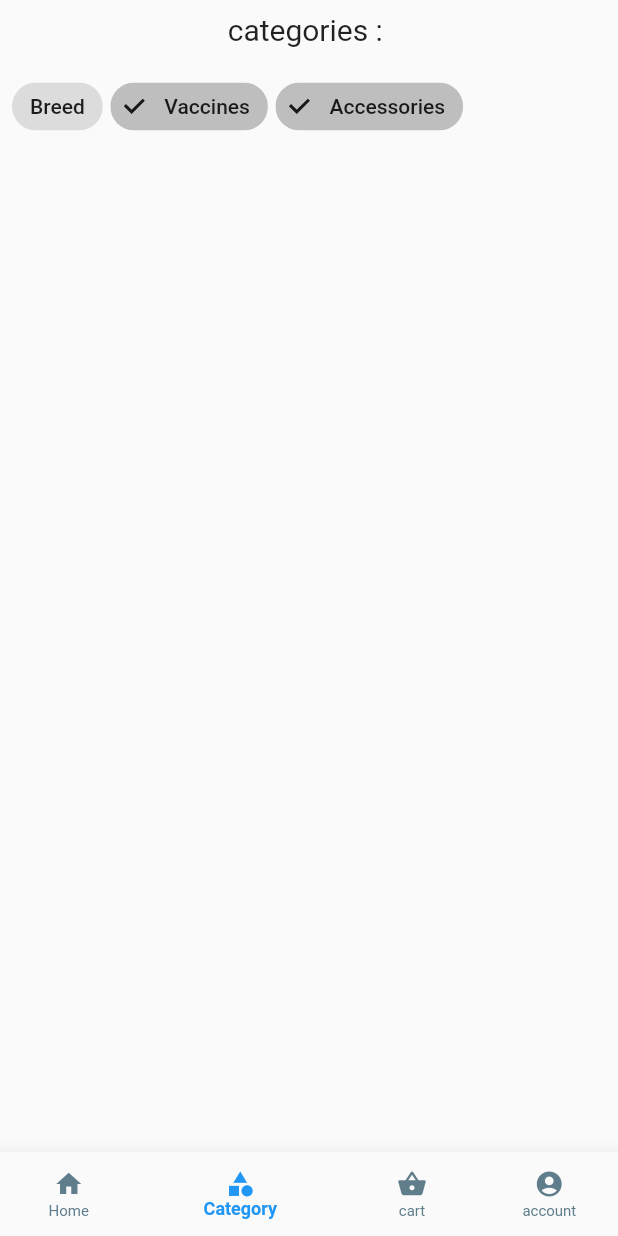
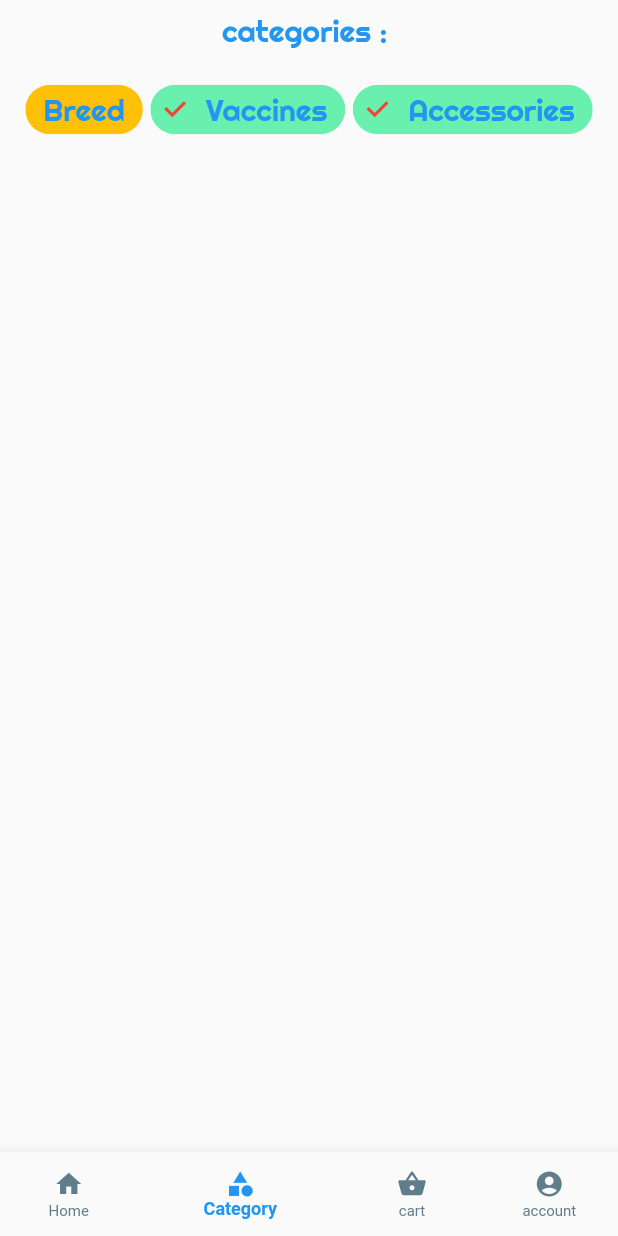
Before and after one commit to AhmedSalemgitHub/park_bark, a Flutter app: the LandingPage screen opened directly, item 2 of the bottom bar chosen, after a tap on "Breed", on a phone screen of 412 x 824 dp. Run offline on Flutter 3.47's test engine with Material 2 defaults, Android fonts, the light colour scheme and no system bars; our stand-ins replace cached_network_image, cloud_firestore, firebase_auth, fluttertoast, google_fonts, google_sign_in; accounts and stored records are empty.

Commit message:
pre-final stage 1/3

```diff
--- a/lib/pages/Categories.dart
+++ b/lib/pages/Categories.dart
@@ -1,5 +1,9 @@
+import 'package:cached_network_image/cached_network_image.dart';
 import 'package:flutter/material.dart';
+import 'package:google_fonts/google_fonts.dart';
+import 'package:park_bark/Models/products.dart';
 import 'package:park_bark/Provider/filter_provider.dart';
+import 'package:park_bark/pages/order_page.dart';
 import 'package:provider/provider.dart';
 
 class Categories extends StatefulWidget {
@@ -10,18 +14,22 @@ class Categories extends StatefulWidget {
 class _CategoriesState extends State<Categories> {
   @override
   Widget build(BuildContext context) {
+    final products = Provider.of<List<Product>>(context);
     var filter = Provider.of<FilterProvider>(context);
-    return Column(
+    return SingleChildScrollView(
+      child: Column(
         children: <Widget>[
           Padding(
             padding: const EdgeInsets.all(8.0),
             child: Text(
               "categories : ",
-            style: TextStyle(fontSize: 20),
+              style: GoogleFonts.righteous(fontSize: 20, color: Colors.blue),
             ),
           ),
           Padding(
             padding: const EdgeInsets.all(8.0),
+            child: SingleChildScrollView(
+              scrollDirection: Axis.horizontal,
               child: Row(
                 children: <Widget>[
                   Container(
@@ -30,7 +38,14 @@ class _CategoriesState extends State<Categories> {
                       runSpacing: 5.0,
                       children: <Widget>[
                         FilterChip(
-                      label: Text("Breed"),
+                          backgroundColor: Colors.amber,
+                          checkmarkColor: Colors.red,
+                          selectedColor: Colors.greenAccent,
+                          label: Text(
+                            "Breed",
+                            style: GoogleFonts.righteous(
+                                fontSize: 20, color: Colors.blue),
+                          ),
                           onSelected: (bool value) {
                             if (value) {
                               filter.addCategory("Breed");
@@ -43,7 +58,14 @@ class _CategoriesState extends State<Categories> {
                               : false,
                         ),
                         FilterChip(
-                      label: Text("Vaccines"),
+                          backgroundColor: Colors.amber,
+                          checkmarkColor: Colors.red,
+                          selectedColor: Colors.greenAccent,
+                          label: Text(
+                            "Vaccines",
+                            style: GoogleFonts.righteous(
+                                fontSize: 20, color: Colors.blue),
+                          ),
                           onSelected: (bool value) {
                             if (value) {
                               filter.addCategory("Vaccines");
@@ -56,7 +78,16 @@ class _CategoriesState extends State<Categories> {
                               : false,
                         ),
                         FilterChip(
-                      label: Text("Accessories"),
+                          backgroundColor: Colors.amber,
+                          checkmarkColor: Colors.red,
+                          selectedColor: Colors.greenAccent,
+                          label: Text(
+                            "Accessories",
+                            style: GoogleFonts.righteous(
+                              fontSize: 20,
+                              color: Colors.blue,
+                            ),
+                          ),
                           onSelected: (bool value) {
                             if (value) {
                               filter.addCategory("Accessories");
@@ -64,7 +95,8 @@ class _CategoriesState extends State<Categories> {
                               filter.removeCategory("Accessories");
                             }
                           },
-                      selected: filter.categoriesList.contains("Accessories")
+                          selected:
+                              filter.categoriesList.contains("Accessories")
                                   ? true
                                   : false,
                         ),
@@ -73,8 +105,35 @@ class _CategoriesState extends State<Categories> {
                   )
                 ],
               ),
+            ),
+          ),
+          Container(
+            height: 300,
+            child: products == null
+                ? CircularProgressIndicator()
+                : ListView.builder(
+                    itemCount: products.length ?? 1,
+                    itemBuilder: (context, index) {
+                      return Card(
+                          child: ListTile(
+                        title: Text(products[index].name),
+                        subtitle: Text("EGP ${products[index].price}"),
+                        leading: CachedNetworkImage(
+                          imageUrl: products[index].picture,
+                          placeholder: (context, url) =>
+                              CircularProgressIndicator(),
+                          errorWidget: (context, url, error) =>
+                              Icon(Icons.error),
+                        ),
+                        onTap: (){
+        Navigator.of(context).push(MaterialPageRoute(builder:(context) => OrderPage()));
+      },
+                      ));
+                    },
+                  ),
           )
         ],
+      ),
     );
   }
 }
--- a/lib/pages/HomePage.dart
+++ b/lib/pages/HomePage.dart
@@ -1,6 +1,7 @@
 import 'package:flutter/material.dart';
 import 'package:google_fonts/google_fonts.dart';
 import 'package:park_bark/Models/products.dart';
+import 'package:park_bark/pages/order_page.dart';
 import 'package:provider/provider.dart';
 import 'package:cached_network_image/cached_network_image.dart';
 
@@ -9,49 +10,90 @@ class HomePage extends StatelessWidget {
   Widget build(BuildContext context) {
     final products = Provider.of<List<Product>>(context);
     return Scaffold(
-      appBar: AppBar(),
-      body: products == null
+        body: SingleChildScrollView(
+      child: Column(
+        children: [
+          Card(
+            color: Color.fromRGBO(0, 30, 70, 1),
+            child: Container(
+              height: 250,
+              width: double.infinity,
+              child: Center(
+                child: Text(
+                  "Welcome to Bark Park",
+                  style: GoogleFonts.fredokaOne(color: Colors.white,fontSize: 30),
+                  textAlign: TextAlign.center,
+                ),
+              ),
+            ),
+          ),
+          Container(
+            height: 360,
+            child: products == null
                 ? CircularProgressIndicator()
                 : GridView.builder(
-              gridDelegate:
-                  SliverGridDelegateWithFixedCrossAxisCount(crossAxisCount: 2),
+                    physics: NeverScrollableScrollPhysics(),
+                    gridDelegate: SliverGridDelegateWithFixedCrossAxisCount(
+                        crossAxisCount: 2),
                     itemCount: products.length ?? 1,
                     itemBuilder: (context, index) {
-                return Padding(
-                  padding: const EdgeInsets.all(8.0),
-                  child: Container(
-                      //width: MediaQuery.of(context).size.width/2,
-                      //height: 200,
+                      return Container(
                           child: Card(
+                        child: CustomGridItem(product: products[index]),
+                      ));
+                    }),
+          ),
+        ],
+      ),
+    ));
+  }
+}
+
+class CustomGridItem extends StatelessWidget {
+  const CustomGridItem({
+    Key key,
+    @required this.product,
+  }) : super(key: key);
+
+  final Product product;
+
+  @override
+  Widget build(BuildContext context) {
+    return InkWell(
+      onTap: (){
+        Navigator.of(context).push(MaterialPageRoute(builder:(context) => OrderPage()));
+      },
           child: GridTile(
         header: Container(
           child: Padding(
-                          padding: const EdgeInsets.only(left:8.0),
+            padding: const EdgeInsets.only(left: 8.0),
             child: Text(
-                            products[index].name,
-                            style: GoogleFonts.lobster(fontSize: 15,color: Colors.blue),
+              product.name,
+              style: GoogleFonts.anton(fontSize: 15, color: Colors.black),
             ),
+          ),
+          color: Colors.white54,
+        ),
+        footer: Container(
+          child: Text(
+            "EGP ${product.price}",
+            textAlign: TextAlign.center,
+            style: GoogleFonts.indieFlower(
+                fontSize: 15, color: Colors.red, fontWeight: FontWeight.bold),
           ),
           color: Colors.white70,
         ),
-                      footer: Container(
-                        child: Text(
-                          "EGP ${products[index].price}",
-                          textAlign: TextAlign.center,
-                          style: GoogleFonts.dancingScript(fontSize: 15,color: Colors.red,fontWeight: FontWeight.bold),
-                        ),
-                        color: Colors.white70,
-                      ),
+        child: Container(
+          child: Padding(
+            padding: const EdgeInsets.all(20.0),
             child: CachedNetworkImage(
-                        imageUrl: products[index].picture,
-                        placeholder: (context, url) =>
-                            CircularProgressIndicator(),
+              imageUrl: product.picture,
+              placeholder: (context, url) => CircularProgressIndicator(),
               errorWidget: (context, url, error) => Icon(Icons.error),
             ),
           ),
-                  )),
-                );
-              }),
+        ),
+      ),
     );
   }
 }
--- a/lib/pages/Landing.dart
+++ b/lib/pages/Landing.dart
@@ -3,6 +3,7 @@ import 'package:park_bark/pages/Categories.dart';
 import 'package:park_bark/pages/HomePage.dart';
 import 'package:park_bark/pages/MyCart.dart';
 import 'package:park_bark/pages/MyAccount.dart';
+import 'package:park_bark/pages/under_construction.dart';
 
 class LandingPage extends StatefulWidget {
 
@@ -25,7 +26,8 @@ class _LandingPageState extends State<LandingPage> {
     List<Widget> _pages = <Widget>[
       HomePage(),
       Categories(),
-      MyCart(),
+      UnderConstruction(),
+      //MyCart(),
       MyAccount()
     ];
     return SafeArea(
--- a/lib/pages/MyAccount.dart
+++ b/lib/pages/MyAccount.dart
@@ -43,7 +43,7 @@ class UserErrorPage extends StatelessWidget {
                 userProvider.signOut();
                 replaceScreen(context, LogIn());
               },
-              child: Text("Go To Log in Page ",style: TextStyle(color: Colors.white),))
+              child: Text("Go To Log in Page ",style: TextStyle(color: Colors.blue),))
         ],
       ),
     );
@@ -76,7 +76,7 @@ class MainPage extends StatelessWidget {
                     ),
             ),
           ),
-          decoration: BoxDecoration(color: Colors.red),
+          decoration: BoxDecoration(color: Colors.blue),
         ),
         Row(
           children: <Widget>[
```
Also changed, not shown: lib/pages/order_page.dart (added, +26 -0 lines), lib/pages/under_construction.dart (added, +24 -0 lines). Lines whose indentation alone changed are shown as unchanged.
